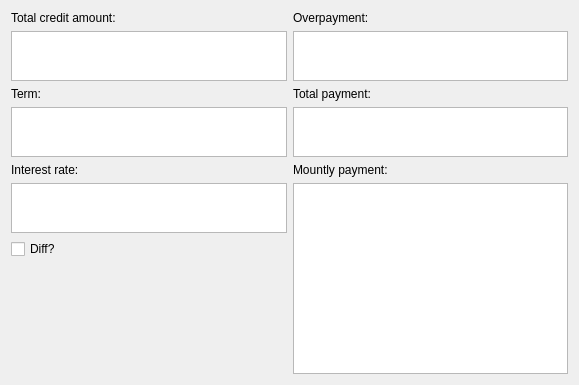
Qt form SmartCalc/credit.ui (Dolaxom/CPP_SmartCalculator) before a commit.
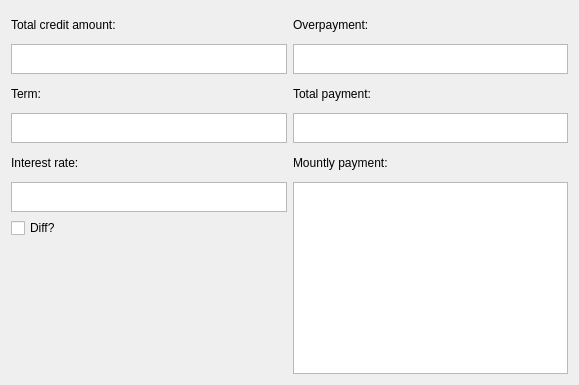
The same form after that commit. Icons and pictures are not drawn.

Commit message: [UI][credit] Resize inputs

Diff of the .ui file:
```diff
--- a/SmartCalc/credit.ui
+++ b/SmartCalc/credit.ui
@@ -32,7 +32,7 @@
        <property name="maximumSize">
         <size>
          <width>16777215</width>
-         <height>50</height>
+         <height>30</height>
         </size>
        </property>
       </widget>
@@ -42,7 +42,7 @@
        <property name="maximumSize">
         <size>
          <width>16777215</width>
-         <height>50</height>
+         <height>30</height>
         </size>
        </property>
       </widget>
@@ -69,7 +69,7 @@
        <property name="maximumSize">
         <size>
          <width>16777215</width>
-         <height>50</height>
+         <height>30</height>
         </size>
        </property>
       </widget>
@@ -85,7 +85,7 @@
        <property name="maximumSize">
         <size>
          <width>16777215</width>
-         <height>50</height>
+         <height>30</height>
         </size>
        </property>
       </widget>
@@ -116,7 +116,7 @@
        <property name="maximumSize">
         <size>
          <width>16777215</width>
-         <height>50</height>
+         <height>30</height>
         </size>
        </property>
       </widget>
```
